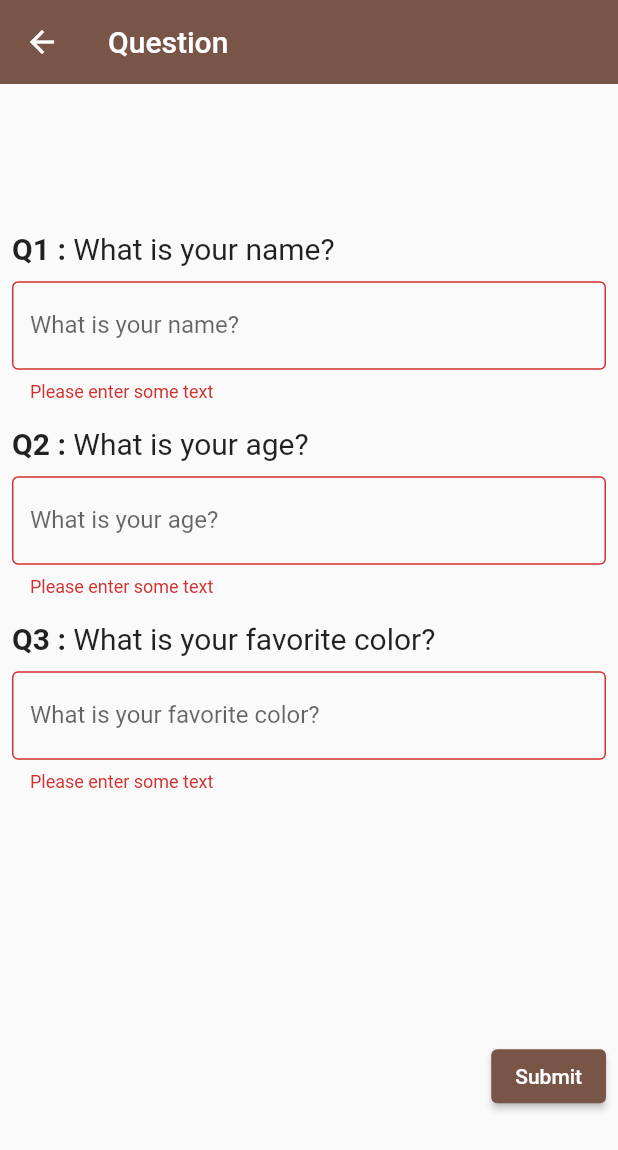
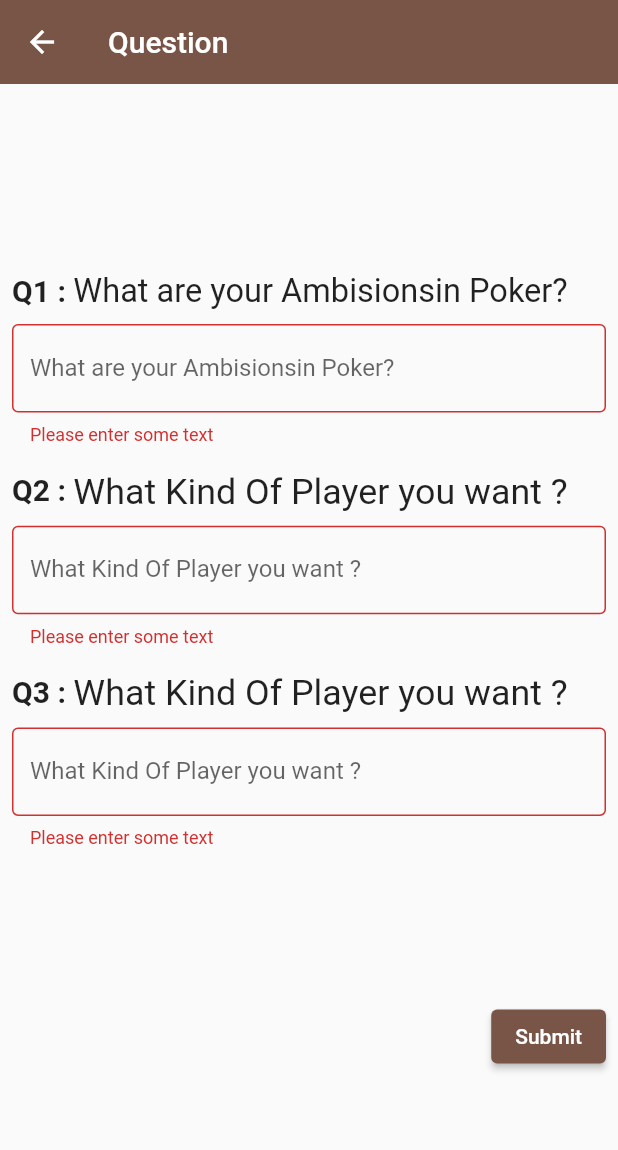
Before and after one commit to noman9k/card_app, a Flutter app: the QuestionScreen screen opened by its route, after a tap on "Submit", on a phone screen of 412 x 824 dp. Shown: the top 1150 px of the screen. Run offline on Flutter 3.47's test engine with Material 2 defaults, Android fonts, the phone set to English and light mode, and no system bars; our stand-ins replace cloud_firestore, country_picker, firebase_auth, firebase_core, flutter_svg, get; accounts and stored records are empty.

Commit message:
before fixing lag

```diff
--- a/lib/controllers/question_controller.dart
+++ b/lib/controllers/question_controller.dart
@@ -9,9 +9,9 @@ import 'profile_controller.dart';
 
 class QuestionController extends GetxController {
   final questionFormKey = GlobalKey<FormState>();
+  var q0Controller = TextEditingController();
   var q1Controller = TextEditingController();
   var q2Controller = TextEditingController();
-  var q3Controller = TextEditingController();
   String uId = FirebaseAuth.instance.currentUser!.uid;
   ProfileController profileController = Get.put(ProfileController());
 
@@ -19,42 +19,68 @@ class QuestionController extends GetxController {
       FirebaseFirestore.instance.collection('users');
 
   final questionList = [
-    'What is your name?',
-    'What is your age?',
-    'What is your favorite color?'
+    'What are your Ambisionsin Poker?',
+    'What Kind Of Player you want ?',
+    'What Kind Of Player you want ?'
   ];
+  var nextScreenRoute = '/image-upload-screen';
+
+  void updateReturnRoute(String route) {
+    nextScreenRoute = route;
+  }
 
   submitAnswers() async {
     if (!questionFormKey.currentState!.validate()) {
       print('Form is invalid');
       return;
-    } else {
-      print('Form is valid');
     }
 
     await _saveAnswersData(
-        q1Controller.text, q2Controller.text, q3Controller.text);
-    Get.toNamed('/image-upload-screen');
+        q0Controller.text, q1Controller.text, q2Controller.text);
+    Get.offNamed(nextScreenRoute);
   }
 
   Future<void> _saveAnswersData(
-      String answer1, String answer2, String answer3) {
+      String answer0, String answer1, String answer2) {
     return usersReference.doc(uId).update({
-      'question.answer1': answer1,
-      'question.answer2': answer2,
-      'question.answer3': answer3
-    }).then((value) => profileController.getProfileData());
+      'question.answer1': answer0,
+      'question.answer2': answer1,
+      'question.answer3': answer2
+    }).then((value) => profileController.getProfileData(null));
+  }
 
-    // print('Answer 1: $answer1');
-    // print('Answer 2: $answer2');
-    // print('Answer 3: $answer3');
+  void setControllerValues(String answer1, String answer2, String answer3) {
+    q0Controller = TextEditingController(text: answer1);
+    q1Controller = TextEditingController(text: answer2);
+    q2Controller = TextEditingController(text: answer3);
   }
 
   @override
   void dispose() {
     super.dispose();
+    q0Controller.dispose();
     q1Controller.dispose();
     q2Controller.dispose();
-    q3Controller.dispose();
+  }
+
+  String? q0validate(String? value) {
+    if (value == null || value.isEmpty || value.length < 3) {
+      return 'Please enter some text';
+    }
+    return null;
+  }
+
+  String? q1validate(String? value) {
+    if (value == null || value.isEmpty || value.length < 3) {
+      return 'Please enter some text';
+    }
+    return null;
+  }
+
+  String? q2validate(String? value) {
+    if (value == null || value.isEmpty || value.length < 3) {
+      return 'Please enter some text';
+    }
+    return null;
   }
 }
--- a/lib/main.dart
+++ b/lib/main.dart
@@ -6,6 +6,7 @@ import 'package:flutter/material.dart';
 import 'package:get/get.dart';
 
 import 'screens/comunity_screen.dart';
+import 'screens/get_userdata_screen.dart';
 import 'screens/home_screen.dart';
 import 'screens/image_upload_screen.dart';
 import 'screens/login_screen.dart';
@@ -37,6 +38,7 @@ class MyApp extends StatelessWidget {
       // home: SelectRoleScreen(),
       getPages: [
         GetPage(name: '/', page: () => LoginScreen()),
+        GetPage(name: '/userdata-screen', page: () => UserDataScreen()),
         GetPage(name: '/select-role-screen', page: () => SelectRoleScreen()),
         GetPage(name: '/profile-screen', page: () => ProfileScreen()),
         GetPage(name: '/question-screen', page: () => QuestionScreen()),
--- a/lib/screens/chat_screen.dart
+++ b/lib/screens/chat_screen.dart
@@ -13,6 +13,7 @@ class ChatScreen extends StatelessWidget {
         centerTitle: true,
         elevation: 0,
         title: const Text('Chats'),
+        automaticallyImplyLeading: false,
         actions: [
           IconButton(
             icon: const Icon(Icons.more_vert),
--- a/lib/screens/comunity_screen.dart
+++ b/lib/screens/comunity_screen.dart
@@ -1,5 +1,6 @@
 // ignore_for_file: prefer_const_constructors, must_be_immutable
 
+import 'package:card_app/controllers/profile_controller.dart';
 import 'package:card_app/screens/profile_screen.dart';
 import 'package:cloud_firestore/cloud_firestore.dart';
 import 'package:flutter/gestures.dart';
@@ -14,6 +15,7 @@ class ComunityScreen extends StatelessWidget {
   ComunityScreen({Key? key}) : super(key: key);
 
   ComunityController homeController = Get.put(ComunityController());
+  ProfileController profileController = Get.put(ProfileController());
 
   @override
   Widget build(BuildContext context) {
@@ -26,7 +28,7 @@ class ComunityScreen extends StatelessWidget {
                 floating: true,
                 pinned: true,
                 title: Text('Cards App'),
-                actions: [Container()],
+                automaticallyImplyLeading: false,
                 bottom: TabBar(
                   indicatorPadding: EdgeInsets.all(0),
 
@@ -114,6 +116,7 @@ class ComunityScreen extends StatelessWidget {
   Widget _myListTile(QueryDocumentSnapshot<Object?> doc) {
     return InkWell(
       onTap: () {
+        profileController.getProfileData(doc['uId']!);
         Get.toNamed('/profile-screen', arguments: doc);
       },
       child: Card(
--- a/lib/screens/home_screen.dart
+++ b/lib/screens/home_screen.dart
@@ -1,5 +1,7 @@
 // ignore_for_file: prefer_const_constructors
 
+import 'package:card_app/controllers/profile_controller.dart';
+import 'package:firebase_auth/firebase_auth.dart';
 import 'package:flutter/material.dart';
 import 'package:get/get.dart';
 
@@ -14,11 +16,13 @@ class HomeScreen extends StatelessWidget {
   HomeScreen({Key? key}) : super(key: key);
   HomeController controller = Get.put(HomeController());
   RoleController roleController = Get.put(RoleController());
+  ProfileController profileController = Get.put(ProfileController());
 
   @override
   Widget build(BuildContext context) {
     return GetBuilder<HomeController>(
       builder: (controller) {
+        profileController.getProfileData(null);
         return Scaffold(
           bottomNavigationBar: BottomNavigationBar(
             currentIndex: controller.tabIndex,
--- a/lib/screens/question_screen.dart
+++ b/lib/screens/question_screen.dart
@@ -30,54 +30,27 @@ class QuestionScreen extends StatelessWidget {
               child: Column(
                 children: [
                   _buildQuestion(0),
-                  TextFormField(
-                    validator: (value) {
-                      if (value == null || value.isEmpty || value.length < 3) {
-                        return 'Please enter some text';
-                      }
-                      return null;
-                    },
-                    controller: questionController.q1Controller,
-                    decoration: InputDecoration(
-                      floatingLabelBehavior: FloatingLabelBehavior.never,
-                      labelText: questionController.questionList[0],
-                      border: OutlineInputBorder(),
-                    ),
+                  myTextFormFiled(
+                    text: questionController.questionList[0],
+                    controller: questionController.q0Controller,
+                    validator: questionController.q0validate,
                   ),
                   _buildQuestion(1),
-                  TextFormField(
-                    validator: (value) {
-                      if (value == null || value.isEmpty || value.length < 3) {
-                        return 'Please enter some text';
-                      }
-                      return null;
-                    },
-                    controller: questionController.q2Controller,
-                    decoration: InputDecoration(
-                      floatingLabelBehavior: FloatingLabelBehavior.never,
-                      border: OutlineInputBorder(),
-                      labelText: questionController.questionList[1],
-                    ),
+                  myTextFormFiled(
+                    text: questionController.questionList[1],
+                    controller: questionController.q1Controller,
+                    validator: questionController.q1validate,
                   ),
                   _buildQuestion(2),
-                  TextFormField(
-                    validator: (value) {
-                      if (value == null || value.isEmpty || value.length < 3) {
-                        return 'Please enter some text';
-                      }
-                      return null;
-                    },
-                    controller: questionController.q3Controller,
-                    decoration: InputDecoration(
-                      floatingLabelBehavior: FloatingLabelBehavior.never,
-                      border: OutlineInputBorder(),
-                      labelText: questionController.questionList[2],
-                    ),
+                  myTextFormFiled(
+                    text: questionController.questionList[2],
+                    controller: questionController.q2Controller,
+                    validator: questionController.q2validate,
                   ),
                 ],
               ),
             ),
-            SizedBox(height: 16),
+            // SizedBox(height: 16),
             ElevatedButton(
               child: Text('Submit'),
               onPressed: () => questionController.submitAnswers(),
@@ -89,13 +62,28 @@ class QuestionScreen extends StatelessWidget {
   }
 }
 
+Widget myTextFormFiled({
+  required String text,
+  TextEditingController? controller,
+  String? Function(String?)? validator,
+}) {
+  return TextFormField(
+    validator: validator,
+    controller: controller,
+    decoration: InputDecoration(
+      floatingLabelBehavior: FloatingLabelBehavior.never,
+      labelText: text,
+      border: OutlineInputBorder(),
+    ),
+  );
+}
+
 Widget _buildQuestion(int index) {
   QuestionController questionController = Get.find();
   return Column(
     children: [
       SizedBox(height: 16),
       Row(
-        // ignore: prefer_const_literals_to_create_immutables
         children: [
           Text(
             'Q${index + 1} : ',
@@ -104,8 +92,13 @@ Widget _buildQuestion(int index) {
               fontSize: 20,
             ),
           ),
-          Text(questionController.questionList[index],
-              style: TextStyle(fontSize: 20)),
+          SizedBox(
+            width: Get.width * 0.8,
+            child: FittedBox(
+              child: Text(questionController.questionList[index],
+                  style: TextStyle(fontSize: 20)),
+            ),
+          ),
         ],
       ),
       SizedBox(height: 10),
```
Also changed, not shown: lib/constant/colors.dart (added, +8 -0 lines), lib/controllers/login_controller.dart (+11 -2 lines), lib/controllers/profile_controller.dart (+13 -11 lines), lib/controllers/role_controller.dart (+12 -9 lines), lib/controllers/userdata_controller.dart (added, +77 -0 lines), lib/screens/get_userdata_screen.dart (added, +120 -0 lines), lib/screens/login_screen.dart (+5 -6 lines), lib/screens/profile_screen.dart (+46 -16 lines).
